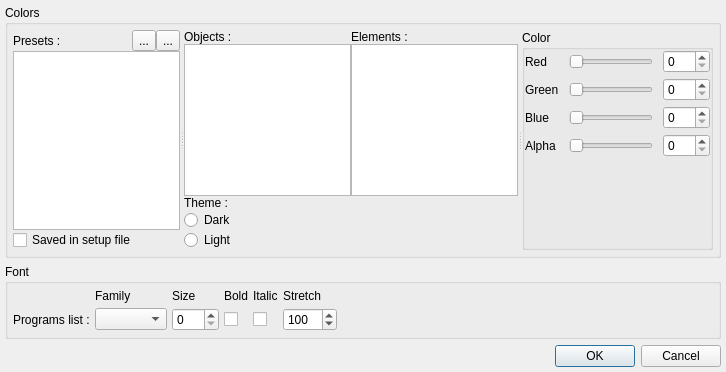
Above: src/common/views/viewconfigdialog.ui from CtrlBrk/vstboard before the change. Below: the same form after it.
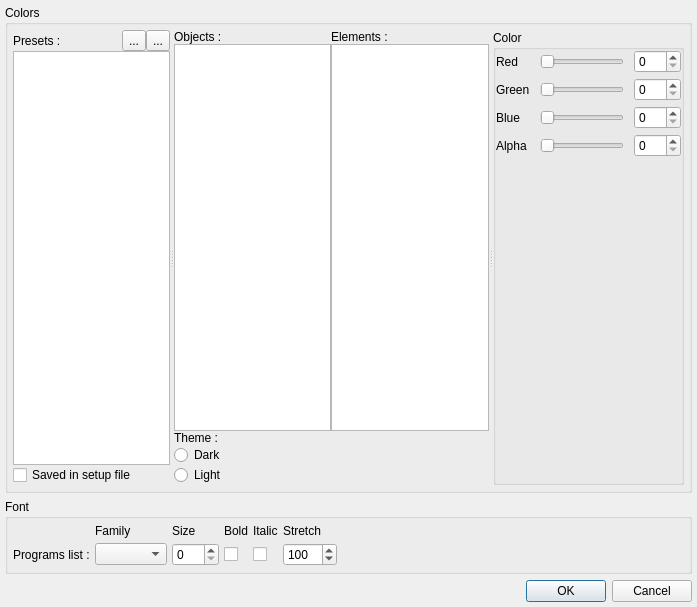
That is the form after the change. Icons and pictures are not drawn. Custom widgets are drawn as their Qt base class.

The edit to the form file:
```diff
--- a/src/common/views/viewconfigdialog.ui
+++ b/src/common/views/viewconfigdialog.ui
@@ -9,8 +9,8 @@
    <rect>
     <x>0</x>
     <y>0</y>
-    <width>726</width>
-    <height>372</height>
+    <width>697</width>
+    <height>607</height>
    </rect>
   </property>
   <property name="windowTitle">
```
